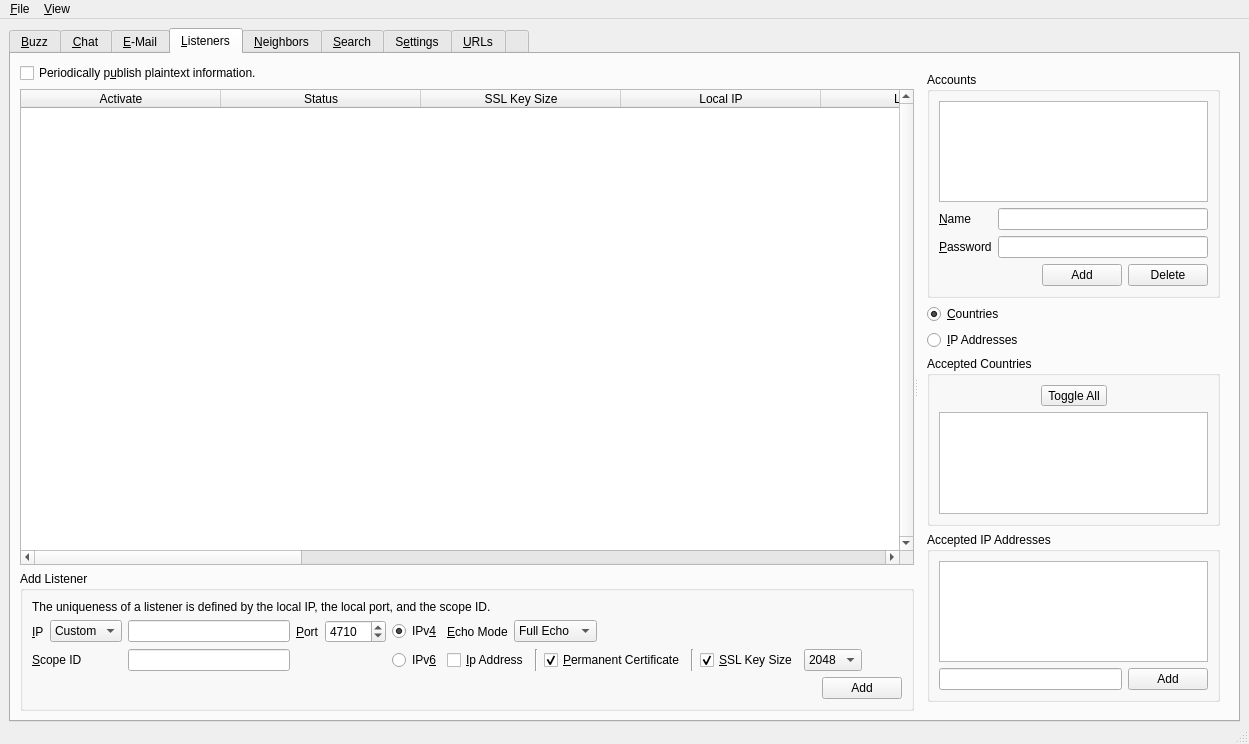
Qt form UI/controlcenter.ui (xloem/spot-on-svn) before a commit.
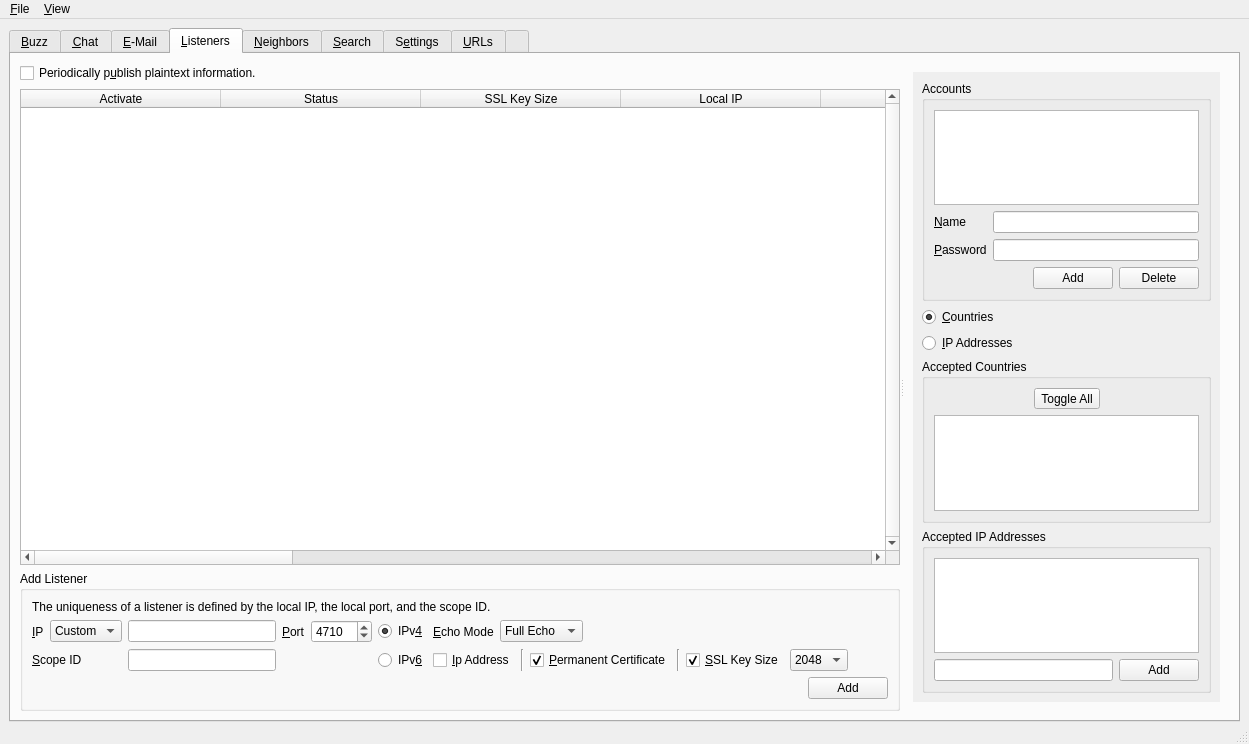
The same form after that commit. The open tabs and pages were chosen to show the change. Icons and pictures are not drawn. Custom widgets are drawn as their Qt base class.

Commit message: Account work. Added a scroll area.

Patch:
```diff
--- a/UI/controlcenter.ui
+++ b/UI/controlcenter.ui
@@ -189,8 +189,8 @@
                <rect>
                 <x>0</x>
                 <y>0</y>
-                <width>412</width>
-                <height>474</height>
+                <width>1219</width>
+                <height>651</height>
                </rect>
               </property>
               <layout class="QHBoxLayout" name="horizontalLayout_25">
@@ -1562,6 +1562,24 @@
            </property>
            <layout class="QVBoxLayout" name="verticalLayout_27">
             <item>
+             <widget class="QScrollArea" name="scrollArea_3">
+              <property name="frameShape">
+               <enum>QFrame::NoFrame</enum>
+              </property>
+              <property name="widgetResizable">
+               <bool>true</bool>
+              </property>
+              <widget class="QWidget" name="scrollAreaWidgetContents_3">
+               <property name="geometry">
+                <rect>
+                 <x>0</x>
+                 <y>0</y>
+                 <width>236</width>
+                 <height>625</height>
+                </rect>
+               </property>
+               <layout class="QVBoxLayout" name="verticalLayout_38">
+                <item>
              <widget class="QGroupBox" name="accountsGB">
               <property name="title">
                <string>Accounts</string>
@@ -1752,6 +1770,10 @@
         </item>
        </layout>
       </widget>
+         </widget>
+        </item>
+       </layout>
+      </widget>
       <widget class="QWidget" name="tab_neighbors">
        <attribute name="title">
         <string>&amp;Neighbors</string>
@@ -2082,6 +2104,11 @@
                   <string>SSL Session Cipher</string>
                  </property>
                 </column>
+                <column>
+                 <property name="text">
+                  <string>Account Name</string>
+                 </property>
+                </column>
                 <column>
                  <property name="text">
                   <string>is_encrypted</string>
@@ -2773,8 +2800,8 @@
             <rect>
              <x>0</x>
              <y>0</y>
-             <width>1016</width>
-             <height>507</height>
+             <width>1219</width>
+             <height>651</height>
             </rect>
            </property>
            <layout class="QVBoxLayout" name="verticalLayout_35">
```
Left out of the diff: 1 changed line with no effect on the pictures. Lines whose indentation alone changed are shown as unchanged. The commit also changes 73 other files.
